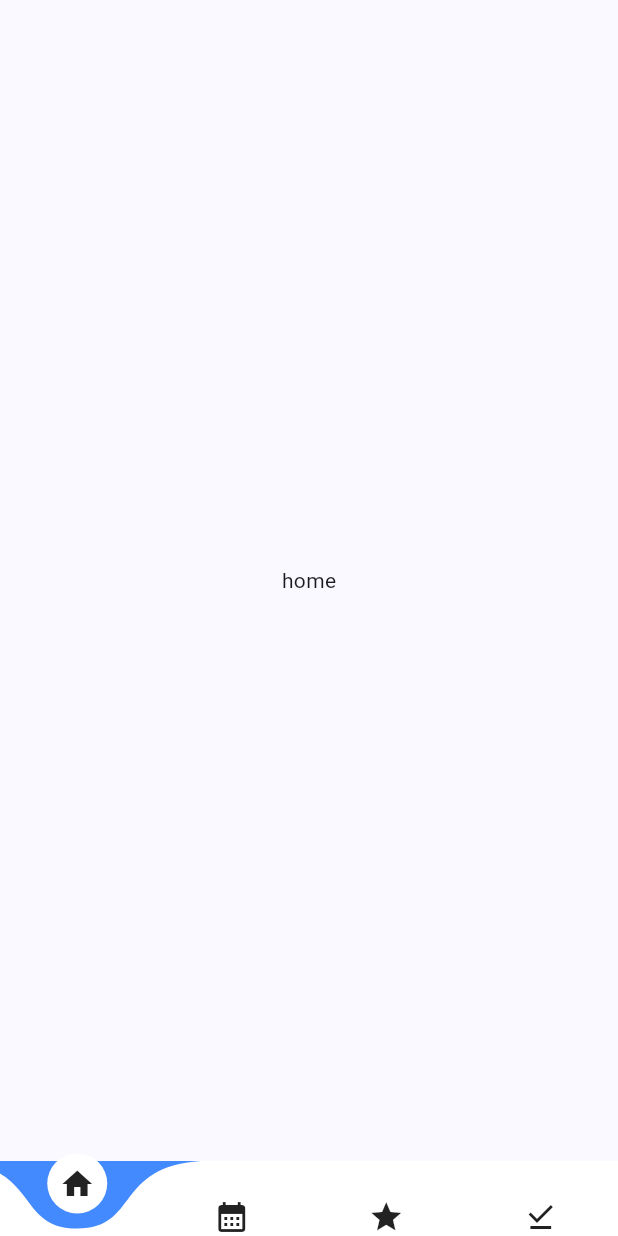
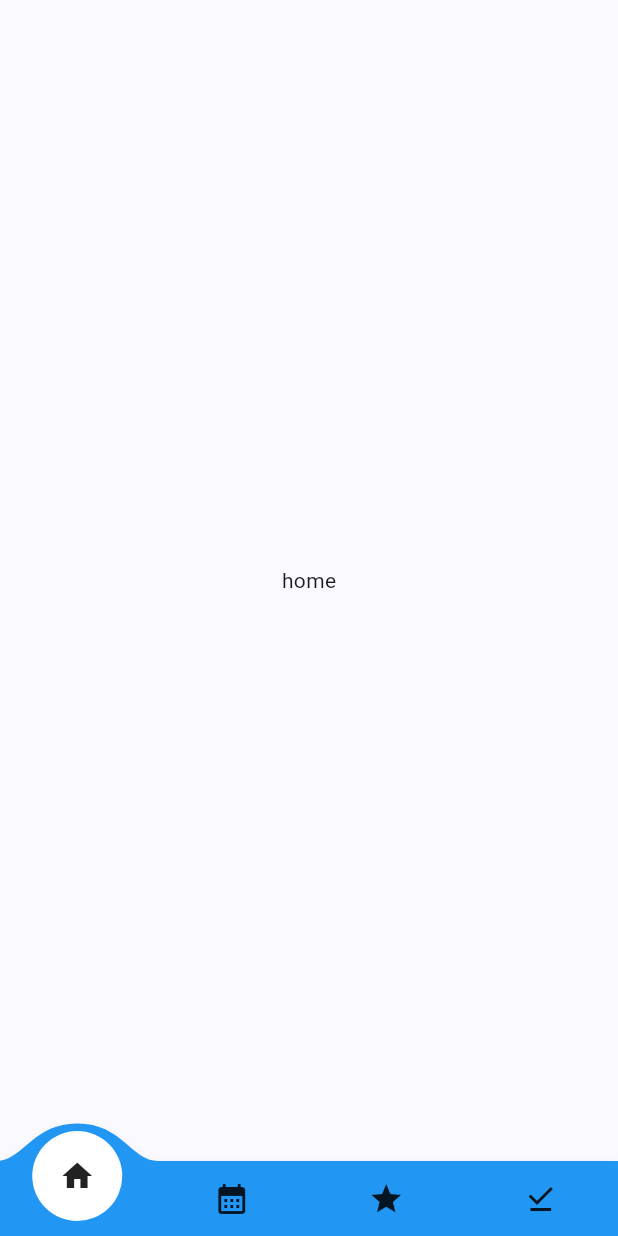
Before and after one commit to leehyunk6310/todo_speech, a Flutter app: the screen it shows after launch, on a phone screen of 412 x 824 dp. Run offline on Flutter 3.47's test engine with Material 2 defaults, Android fonts, the phone set to English and light mode, and no system bars; drawn by our look-alikes of convex_bottom_bar, curved_navigation_bar.

Commit message:
ft : change navi to convex navi

```diff
--- a/lib/main.dart
+++ b/lib/main.dart
@@ -1,3 +1,4 @@
+import 'package:convex_bottom_bar/convex_bottom_bar.dart';
 import 'package:curved_navigation_bar/curved_navigation_bar.dart';
 import 'package:flutter/material.dart';
 import 'package:todo_speech/calendar.dart';
@@ -17,9 +18,10 @@
   Widget build(BuildContext context) {
     return MaterialApp(
       title: 'Flutter Demo',
+      debugShowCheckedModeBanner: false,
       theme: ThemeData(
-        useMaterial3: true, colorScheme: ColorScheme.fromSeed(seedColor: Colors.blueAccent).copyWith(background: Colors.blueAccent)
-      ),
+          useMaterial3: true,
+          colorScheme: ColorScheme.fromSeed(seedColor: Colors.blueAccent)),
       home: const MyHomePage(title: 'Todo'),
     );
   }
@@ -40,8 +42,39 @@
   @override
   Widget build(BuildContext context) {
     return Scaffold(
-      bottomNavigationBar: buildCurvedNavigationBar(),
+      bottomNavigationBar: buildConvexAppBar(),
       body: _widgetOptions[_selectedIndex],
+    );
+  }
+
+  ConvexAppBar buildConvexAppBar() {
+    return ConvexAppBar(
+      items: const [
+        TabItem(
+          icon: Icon(
+            Icons.home,
+          ),
+        ),
+        TabItem(
+          icon: Icon(
+            Icons.calendar_month,
+          ),
+        ),
+        TabItem(
+          icon: Icon(
+            Icons.star,
+          ),
+        ),
+        TabItem(
+          icon: Icon(
+            Icons.download_done,
+          ),
+        ),
+      ],
+      onTap: (index) {
+        //Handle button tap
+        _onItemTapped(index);
+      },
     );
   }
 
--- a/pubspec.yaml
+++ b/pubspec.yaml
@@ -29,6 +29,9 @@ environment:
 # versions available, run `flutter pub outdated`.
 dependencies:
   curved_navigation_bar: ^1.0.3 #latest version
+  convex_bottom_bar: ^3.2.0
+  animations: ^2.0.7
+
   flutter:
     sdk: flutter
 
```
Also changed, not shown: pubspec.lock.
